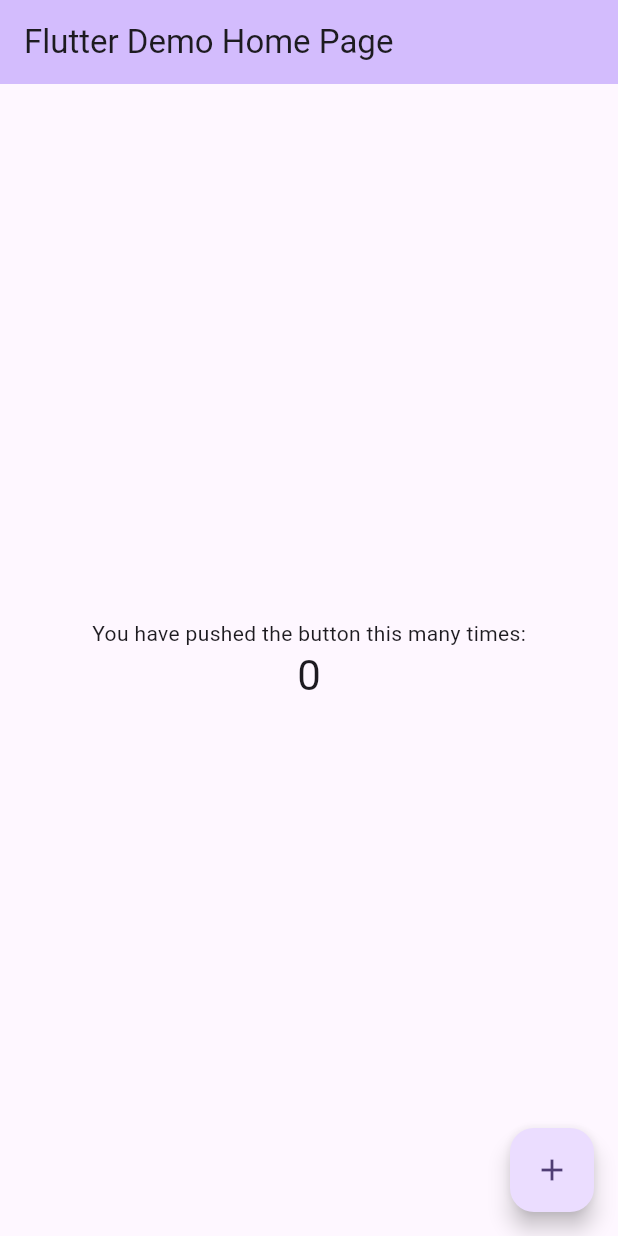
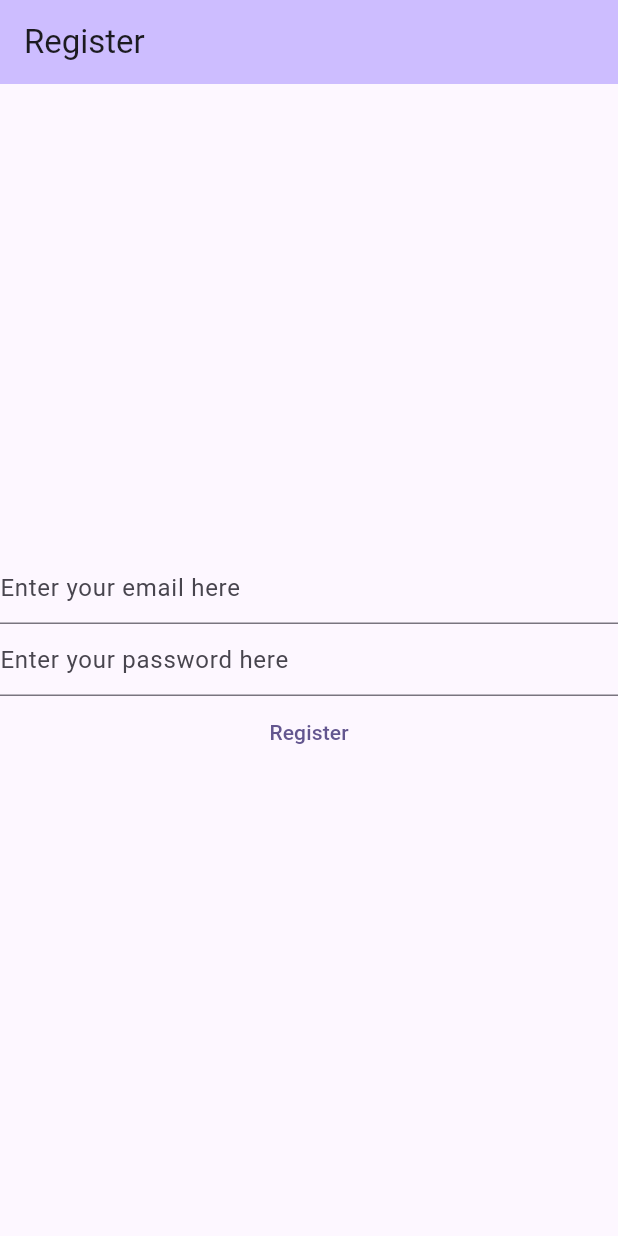
Before and after one commit to chuashinherh/QuickNotes, a Flutter app: the screen it shows after launch, on a phone screen of 412 x 824 dp. Run offline on Flutter 3.47's test engine with Material 3 defaults, Android fonts, the phone set to English and light mode, and no system bars; our stand-ins replace firebase_auth, firebase_core; accounts and stored records are empty.

```diff
--- a/lib/main.dart
+++ b/lib/main.dart
@@ -1,122 +1,105 @@
+import 'package:firebase_core/firebase_core.dart';
 import 'package:flutter/material.dart';
+import 'package:firebase_auth/firebase_auth.dart';
+import 'package:quicknotes/firebase_options.dart';
 
 void main() {
-  runApp(const MyApp());
+  WidgetsFlutterBinding.ensureInitialized();
+
+  MaterialApp app = MaterialApp(
+    title: 'Flutter Demo',
+    theme: ThemeData(
+      useMaterial3: true,
+      colorScheme: ColorScheme.fromSeed(seedColor: Colors.deepPurpleAccent),
+    ),
+    home: const HomePage(),
+  );
+
+  runApp(app);
 }
 
-class MyApp extends StatelessWidget {
-  const MyApp({super.key});
+class HomePage extends StatefulWidget {
+  const HomePage({super.key});
 
-  // This widget is the root of your application.
   @override
-  Widget build(BuildContext context) {
-    return MaterialApp(
-      title: 'Flutter Demo',
-      theme: ThemeData(
-        // This is the theme of your application.
-        //
-        // TRY THIS: Try running your application with "flutter run". You'll see
-        // the application has a purple toolbar. Then, without quitting the app,
-        // try changing the seedColor in the colorScheme below to Colors.green
-        // and then invoke "hot reload" (save your changes or press the "hot
-        // reload" button in a Flutter-supported IDE, or press "r" if you used
-        // the command line to start the app).
-        //
-        // Notice that the counter didn't reset back to zero; the application
-        // state is not lost during the reload. To reset the state, use hot
-        // restart instead.
-        //
-        // This works for code too, not just values: Most code changes can be
-        // tested with just a hot reload.
-        colorScheme: ColorScheme.fromSeed(seedColor: Colors.deepPurple),
-      ),
-      home: const MyHomePage(title: 'Flutter Demo Home Page'),
-    );
-  }
+  State<HomePage> createState() => _HomePageState();
 }
 
-class MyHomePage extends StatefulWidget {
-  const MyHomePage({super.key, required this.title});
-
-  // This widget is the home page of your application. It is stateful, meaning
-  // that it has a State object (defined below) that contains fields that affect
-  // how it looks.
-
-  // This class is the configuration for the state. It holds the values (in this
-  // case the title) provided by the parent (in this case the App widget) and
-  // used by the build method of the State. Fields in a Widget subclass are
-  // always marked "final".
-
-  final String title;
+class _HomePageState extends State<HomePage> {
+  late final TextEditingController _email;
+  late final TextEditingController _password;
 
   @override
-  State<MyHomePage> createState() => _MyHomePageState();
-}
+  void initState() {
+    _email = TextEditingController();
+    _password = TextEditingController();
+    super.initState();
+  }
 
-class _MyHomePageState extends State<MyHomePage> {
-  int _counter = 0;
-
-  void _incrementCounter() {
-    setState(() {
-      // This call to setState tells the Flutter framework that something has
-      // changed in this State, which causes it to rerun the build method below
-      // so that the display can reflect the updated values. If we changed
-      // _counter without calling setState(), then the build method would not be
-      // called again, and so nothing would appear to happen.
-      _counter++;
-    });
+  @override
+  void dispose() {
+    _email.dispose();
+    _password.dispose();
+    super.dispose();
   }
 
   @override
   Widget build(BuildContext context) {
-    // This method is rerun every time setState is called, for instance as done
-    // by the _incrementCounter method above.
-    //
-    // The Flutter framework has been optimized to make rerunning build methods
-    // fast, so that you can just rebuild anything that needs updating rather
-    // than having to individually change instances of widgets.
     return Scaffold(
       appBar: AppBar(
-        // TRY THIS: Try changing the color here to a specific color (to
-        // Colors.amber, perhaps?) and trigger a hot reload to see the AppBar
-        // change color while the other colors stay the same.
+        title: const Text("Register"),
         backgroundColor: Theme.of(context).colorScheme.inversePrimary,
-        // Here we take the value from the MyHomePage object that was created by
-        // the App.build method, and use it to set our appbar title.
-        title: Text(widget.title),
       ),
-      body: Center(
-        // Center is a layout widget. It takes a single child and positions it
-        // in the middle of the parent.
-        child: Column(
-          // Column is also a layout widget. It takes a list of children and
-          // arranges them vertically. By default, it sizes itself to fit its
-          // children horizontally, and tries to be as tall as its parent.
-          //
-          // Column has various properties to control how it sizes itself and
-          // how it positions its children. Here we use mainAxisAlignment to
-          // center the children vertically; the main axis here is the vertical
-          // axis because Columns are vertical (the cross axis would be
-          // horizontal).
-          //
-          // TRY THIS: Invoke "debug painting" (choose the "Toggle Debug Paint"
-          // action in the IDE, or press "p" in the console), to see the
-          // wireframe for each widget.
-          mainAxisAlignment: MainAxisAlignment.center,
-          children: <Widget>[
-            const Text('You have pushed the button this many times:'),
-            Text(
-              '$_counter',
-              style: Theme.of(context).textTheme.headlineMedium,
-            ),
-          ],
+      body: FutureBuilder(
+        future: Firebase.initializeApp(
+          options: DefaultFirebaseOptions.currentPlatform,
         ),
+        builder: (context, asyncSnapshot) {
+          switch (asyncSnapshot.connectionState) {
+            case ConnectionState.done:
+              return Column(
+                mainAxisAlignment: MainAxisAlignment.center,
+                children: [
+                  TextField(
+                    controller: _email,
+                    decoration: const InputDecoration(
+                      hintText: "Enter your email here",
+                    ),
+                    enableSuggestions: false,
+                    autocorrect: false,
+                    keyboardType: TextInputType.emailAddress,
+                  ),
+                  TextField(
+                    controller: _password,
+                    decoration: const InputDecoration(
+                      hintText: "Enter your password here",
+                    ),
+                    obscureText: true,
+                    enableSuggestions: false,
+                    autocorrect: false,
+                  ),
+                  TextButton(
+                    onPressed: () async {
+                      final email = _email.text;
+                      final password = _password.text;
+
+                      final userCredential = await FirebaseAuth.instance
+                          .createUserWithEmailAndPassword(
+                            email: email,
+                            password: password,
+                          );
+
+                      print(userCredential);
+                    },
+                    child: const Text("Register"),
+                  ),
+                ],
+              );
+            default:
+              return const Text("Loading");
+          }
+        },
       ),
-      floatingActionButton: FloatingActionButton(
-        onPressed: _incrementCounter,
-        tooltip: 'Increment',
-        child: const Icon(Icons.add),
-      ), // This trailing comma makes auto-formatting nicer for build methods.
     );
   }
 }
```
